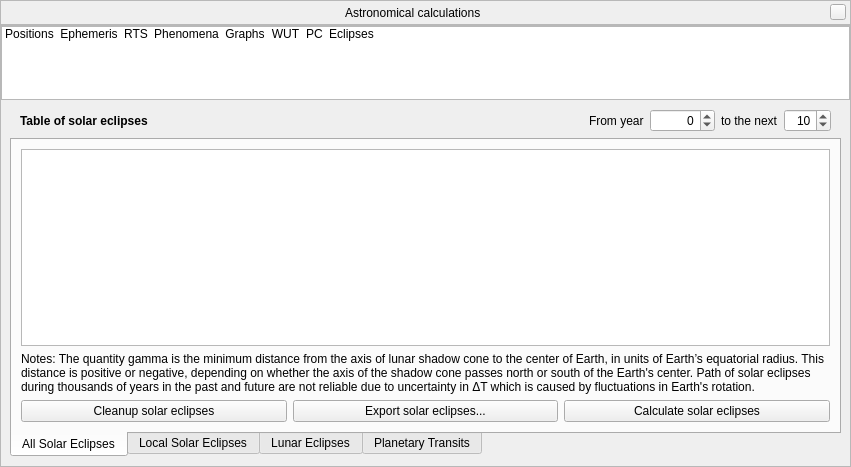
Stellarium/stellarium, file src/gui/astroCalcDialog.ui: the form before one commit.
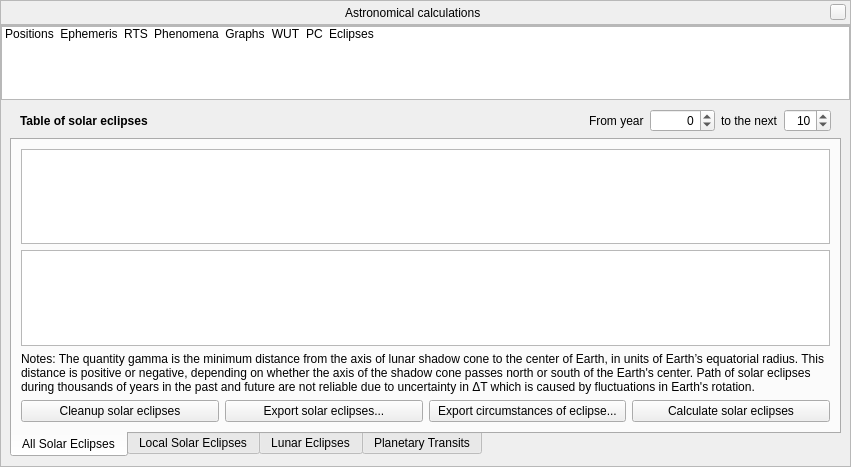
The form after the commit. The open tabs and pages were chosen to show the change. Icons and pictures are not drawn. Custom widgets are drawn as their Qt base class.

Commit message: add contacts for global solar eclipse

```diff
--- a/src/gui/astroCalcDialog.ui
+++ b/src/gui/astroCalcDialog.ui
@@ -2574,7 +2574,7 @@
               <string>All Solar Eclipses</string>
              </attribute>
              <layout class="QGridLayout" name="gridLayout_20">
-              <item row="4" column="0">
+              <item row="5" column="0">
                <layout class="QHBoxLayout" name="horizontalLayout_40">
                 <item>
                  <widget class="QPushButton" name="solareclipsesCleanupButton">
@@ -2590,6 +2590,13 @@
                   </property>
                  </widget>
                 </item>
+                <item>
+                 <widget class="QPushButton" name="solareclipsescontactsSaveButton">
+                  <property name="text">
+                   <string>Export circumstances of eclipse...</string>
+                  </property>
+                 </widget>
+                </item>
                 <item>
                  <widget class="QPushButton" name="solareclipsesCalculateButton">
                   <property name="text">
@@ -2624,7 +2631,7 @@
                 </attribute>
                </widget>
               </item>
-              <item row="3" column="0">
+              <item row="4" column="0">
                <widget class="QLabel" name="gammaNoteSolarEclipseLabel">
                 <property name="text">
                  <string>Notes: The quantity gamma is the minimum distance from the axis of lunar shadow cone to the center of Earth, in units of Earth’s equatorial radius. This distance is positive or negative, depending on whether the axis of the shadow cone passes north or south of the Earth's center. Path of solar eclipses during thousands of years in the past and future are not reliable due to uncertainty in ΔT which is caused by fluctuations in Earth's rotation.</string>
@@ -2634,6 +2641,31 @@
                 </property>
                </widget>
               </item>
+              <item row="3" column="0" alignment="Qt::AlignBottom">
+               <widget class="QTreeWidget" name="solareclipsecontactsTreeWidget">
+                <property name="rootIsDecorated">
+                 <bool>false</bool>
+                </property>
+                <property name="uniformRowHeights">
+                 <bool>true</bool>
+                </property>
+                <property name="itemsExpandable">
+                 <bool>false</bool>
+                </property>
+                <property name="sortingEnabled">
+                 <bool>false</bool>
+                </property>
+                <property name="expandsOnDoubleClick">
+                 <bool>false</bool>
+                </property>
+                <property name="columnCount">
+                 <number>0</number>
+                </property>
+                <attribute name="headerShowSortIndicator" stdset="0">
+                 <bool>true</bool>
+                </attribute>
+               </widget>
+              </item>
              </layout>
             </widget>
             <widget class="QWidget" name="tabSolarEclipseLocal">
```
The commit also changes 2 other files.
